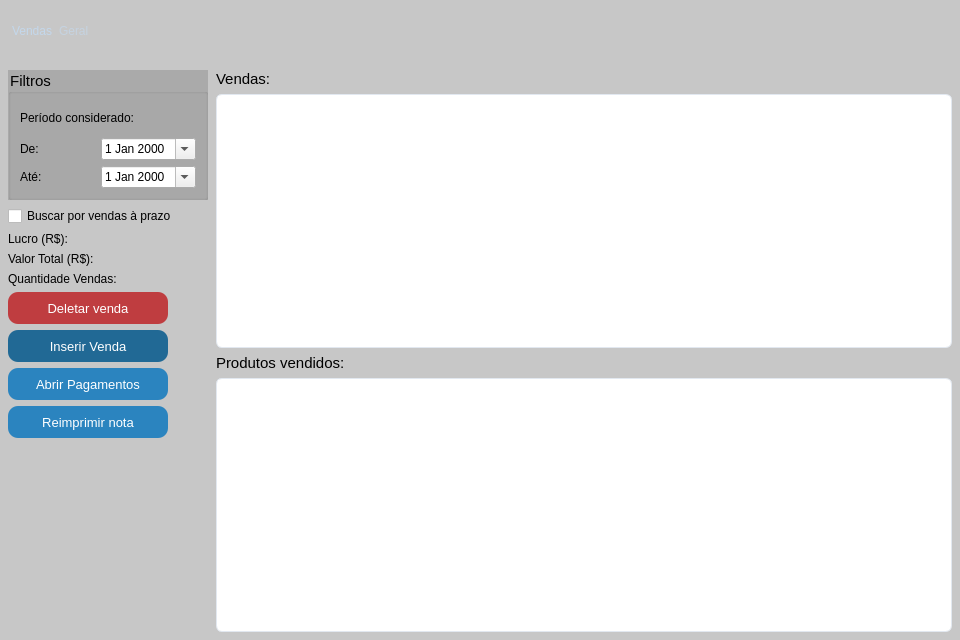
Above: src/vendas.ui from rayansl0302/QEstoqueLoja before the change. Below: the same form after it.
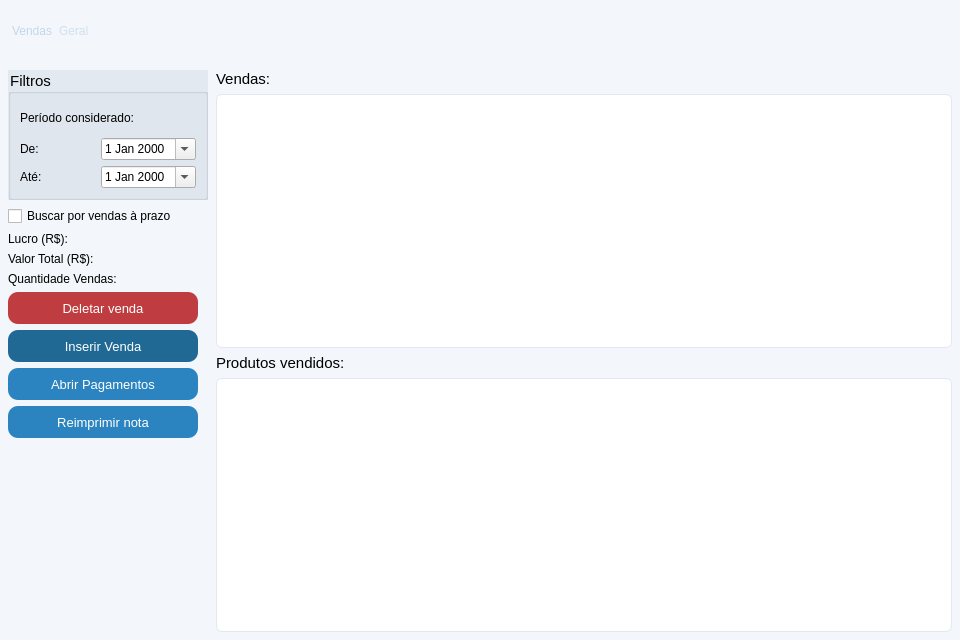
That is the form after the change. Icons and pictures are not drawn.

What changed in the file:
```diff
--- a/src/vendas.ui
+++ b/src/vendas.ui
@@ -22,9 +22,8 @@
   <property name="styleSheet">
    <string notr="true">
 #Vendas {
-  background-color: rgb(199, 199, 199);
-  background-color: qlineargradient(spread:pad, x1:0, y1:0, x2:1, y2:0,
-    stop:0 rgba(199, 199, 199, 255), stop:1 rgba(170, 170, 170, 255));
+  background-color: #f3f6fa;
+  background-color: #f3f6fa;
 }
 QPushButton {
   background-color: rgb(43, 132, 191);
@@ -63,7 +62,7 @@
   background-color: rgb(153, 193, 241);
 }
 QGroupBox {
-  background-color: rgb(170, 170, 170);
+  background-color: #e3e9f1;
   font: 700 9pt &quot;Segoe UI&quot;;
   font-size: 15px;
 }
@@ -398,13 +397,13 @@
            </property>
            <property name="minimumSize">
             <size>
-             <width>160</width>
+             <width>190</width>
              <height>32</height>
             </size>
            </property>
            <property name="maximumSize">
             <size>
-             <width>160</width>
+             <width>190</width>
              <height>32</height>
             </size>
            </property>
@@ -433,13 +432,13 @@
            </property>
            <property name="minimumSize">
             <size>
-             <width>160</width>
+             <width>190</width>
              <height>32</height>
             </size>
            </property>
            <property name="maximumSize">
             <size>
-             <width>160</width>
+             <width>190</width>
              <height>32</height>
             </size>
            </property>
@@ -468,13 +467,13 @@
            </property>
            <property name="minimumSize">
             <size>
-             <width>160</width>
+             <width>190</width>
              <height>32</height>
             </size>
            </property>
            <property name="maximumSize">
             <size>
-             <width>160</width>
+             <width>190</width>
              <height>32</height>
             </size>
            </property>
@@ -496,13 +495,13 @@
            </property>
            <property name="minimumSize">
             <size>
-             <width>160</width>
+             <width>190</width>
              <height>32</height>
             </size>
            </property>
            <property name="maximumSize">
             <size>
-             <width>160</width>
+             <width>190</width>
              <height>32</height>
             </size>
            </property>
```
